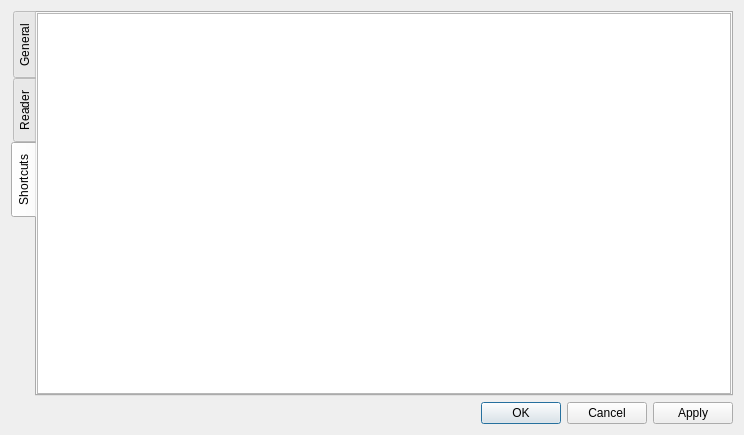
First picture: the form in src/core/settingsdialog.ui, repository 0xzer0x/quran-companion, before the edit.
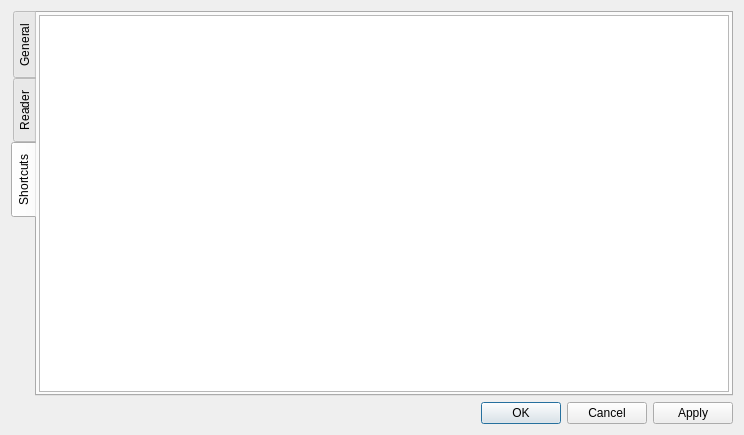
Second picture: the form after the edit.

The edit to the form file:
```diff
--- a/src/core/settingsdialog.ui
+++ b/src/core/settingsdialog.ui
@@ -712,16 +712,16 @@
         <number>0</number>
        </property>
        <property name="leftMargin">
-        <number>0</number>
+        <number>2</number>
        </property>
        <property name="topMargin">
-        <number>0</number>
+        <number>2</number>
        </property>
        <property name="rightMargin">
-        <number>0</number>
+        <number>2</number>
        </property>
        <property name="bottomMargin">
-        <number>0</number>
+        <number>2</number>
        </property>
        <item>
         <widget class="QTableView" name="tableViewShortcuts">
```
